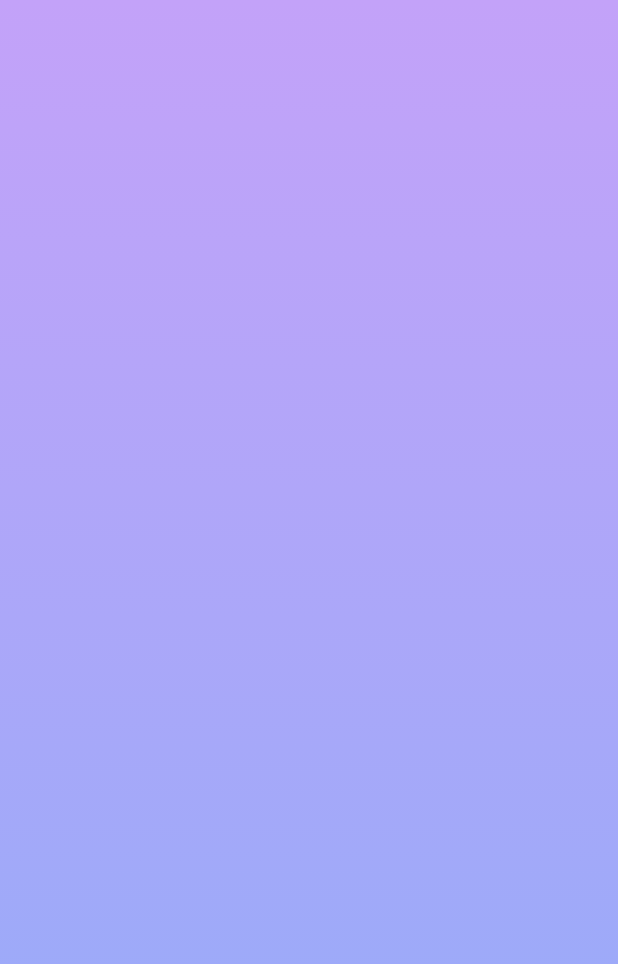
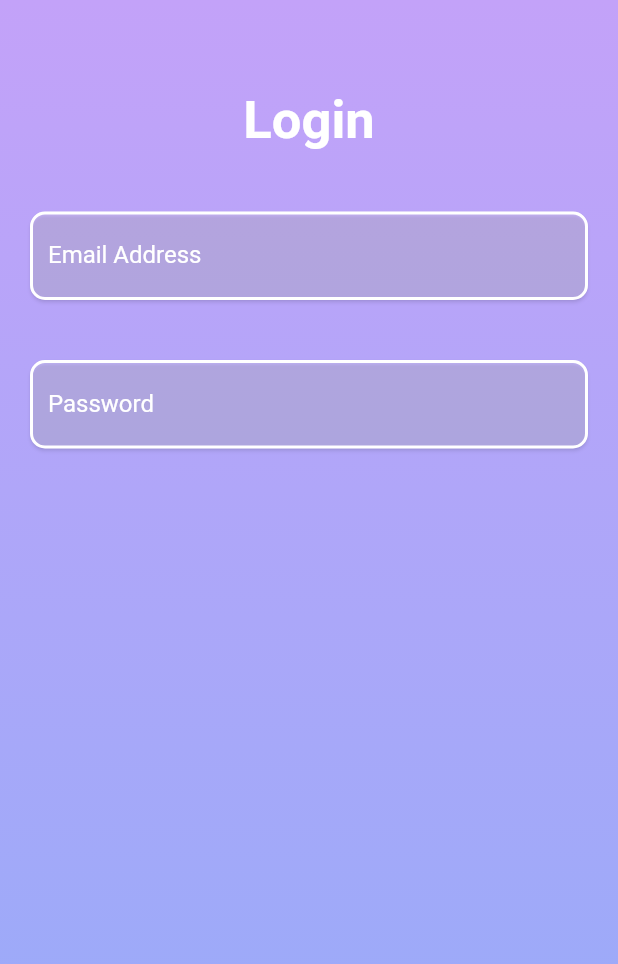
Before and after one commit to bra-alex/Flutter, a Flutter app: the screen it shows after launch, on a phone screen of 412 x 824 dp. Shown: the top 964 px of the screen. Run offline on Flutter 3.47's test engine with Material 2 defaults, Android fonts, the phone set to English and light mode, and no system bars.

Commit message:
Add textFields

```diff
--- a/assignment2/lib/login_screen.dart
+++ b/assignment2/lib/login_screen.dart
@@ -11,9 +11,79 @@ class LoginScreen extends StatefulWidget {
 class _LoginScreenState extends State<LoginScreen> {
   @override
   Widget build(BuildContext context) {
-    return const Backround(
+    return Backround(
+        child: SafeArea(
+      child: Padding(
+        padding: const EdgeInsets.all(20),
         child: Scaffold(
-      backgroundColor: Colors.transparent,
+          backgroundColor: Colors.transparent,
+          body: Column(
+            crossAxisAlignment: CrossAxisAlignment.center,
+            children: const [
+              SizedBox(
+                height: 40,
+              ),
+              Text(
+                'Login',
+                style: TextStyle(
+                    fontSize: 35,
+                    fontWeight: FontWeight.bold,
+                    color: Colors.white),
+              ),
+              SizedBox(
+                height: 40,
+              ),
+              TextInputs(placeholder: 'Email Address'),
+              SizedBox(
+                height: 40,
+              ),
+              TextInputs(placeholder: 'Password')
+            ],
+          ),
+        ),
+      ),
     ));
   }
 }
+
+class TextInputs extends StatefulWidget {
+  const TextInputs({super.key, required this.placeholder});
+
+  final String placeholder;
+  @override
+  State<TextInputs> createState() => _TextInputsState();
+}
+
+class _TextInputsState extends State<TextInputs> {
+  @override
+  Widget build(BuildContext context) {
+    return Column(
+      children: [
+        Material(
+          color: Colors.transparent,
+          elevation: 1.0,
+          shadowColor: Colors.black.withOpacity(0.5),
+          borderRadius: const BorderRadius.all(Radius.circular(10.0)),
+          child: TextFormField(
+            style: const TextStyle(color: Colors.white),
+            keyboardType: TextInputType.emailAddress,
+            autocorrect: false,
+            decoration: InputDecoration(
+                fillColor: Colors.white.withOpacity(0.2),
+                filled: true,
+                label: Text(
+                  widget.placeholder,
+                  style: const TextStyle(color: Colors.white),
+                ),
+                focusedBorder: const OutlineInputBorder(
+                    borderSide: BorderSide(color: Colors.white),
+                    borderRadius: BorderRadius.all(Radius.circular(10.0))),
+                enabledBorder: const OutlineInputBorder(
+                    borderSide: BorderSide(color: Colors.white, width: 2.0),
+                    borderRadius: BorderRadius.all(Radius.circular(10.0)))),
+          ),
+        )
+      ],
+    );
+  }
+}
```
